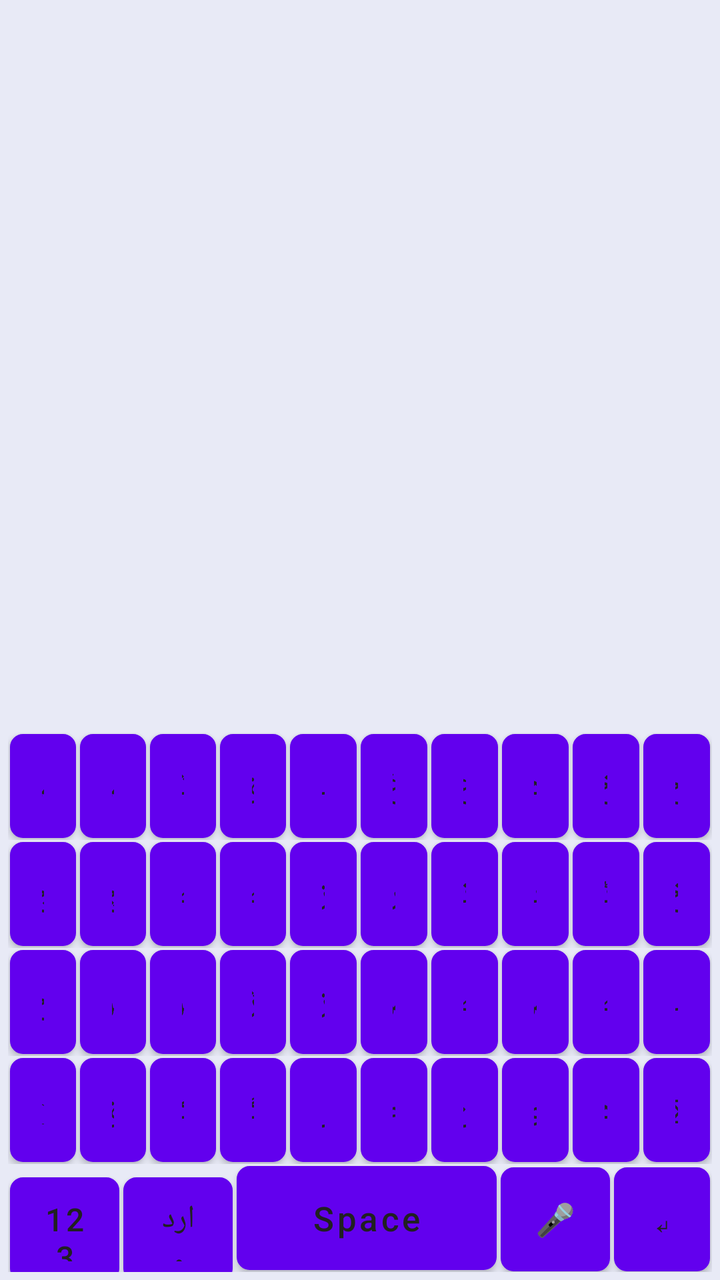
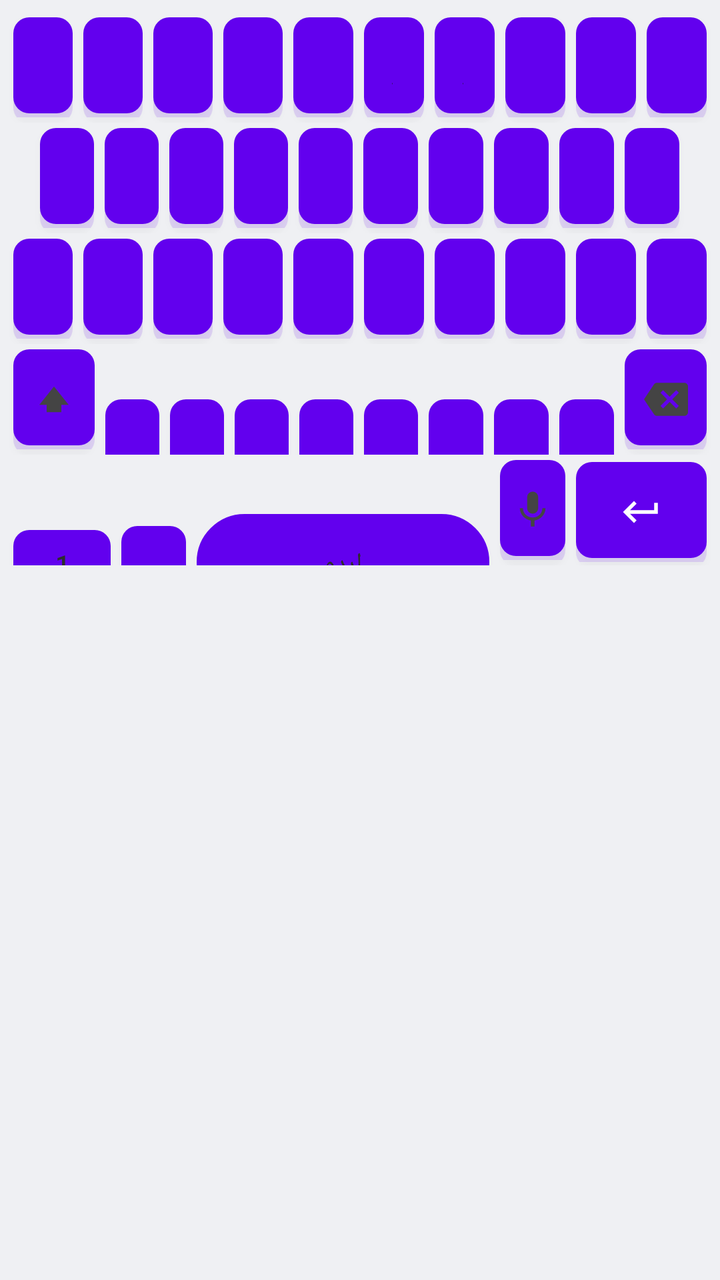

Before-and-after screenshots of an Android layout around one commit, followed by the original layout XML and the change that was made.
<!-- AndroidManifest.xml: fallback theme Theme.MaterialComponents.DayNight.NoActionBar -->
<!-- res/layout/keyboard_urdu.xml -->
<?xml version="1.0" encoding="utf-8"?>
<LinearLayout xmlns:android="http://schemas.android.com/apk/res/android"
    android:layout_width="match_parent"
    android:layout_height="wrap_content"
    android:minHeight="280dp"
    android:background="#E8EAF6"
    android:clipToPadding="false"
    android:fitsSystemWindows="true"
    android:gravity="bottom"
    android:orientation="vertical"
    android:padding="4dp">

    <LinearLayout
        android:layout_width="match_parent"
        android:layout_height="wrap_content"
        android:orientation="horizontal">

        <Button android:id="@+id/urdu_key_1" style="@style/KeyboardButton" android:text="ض" />
        <Button android:id="@+id/urdu_key_2" style="@style/KeyboardButton" android:text="ص" />
        <Button android:id="@+id/urdu_key_3" style="@style/KeyboardButton" android:text="ث" />
        <Button android:id="@+id/urdu_key_4" style="@style/KeyboardButton" android:text="ق" />
        <Button android:id="@+id/urdu_key_5" style="@style/KeyboardButton" android:text="ف" />
        <Button android:id="@+id/urdu_key_6" style="@style/KeyboardButton" android:text="غ" />
        <Button android:id="@+id/urdu_key_7" style="@style/KeyboardButton" android:text="ع" />
        <Button android:id="@+id/urdu_key_8" style="@style/KeyboardButton" android:text="ہ" />
        <Button android:id="@+id/urdu_key_9" style="@style/KeyboardButton" android:text="خ" />
        <Button android:id="@+id/urdu_key_10" style="@style/KeyboardButton" android:text="ح" />
    </LinearLayout>

    <LinearLayout
        android:layout_width="match_parent"
        android:layout_height="wrap_content"
        android:orientation="horizontal">

        <Button android:id="@+id/urdu_key_11" style="@style/KeyboardButton" android:text="ج" />
        <Button android:id="@+id/urdu_key_12" style="@style/KeyboardButton" android:text="چ" />
        <Button android:id="@+id/urdu_key_13" style="@style/KeyboardButton" android:text="ظ" />
        <Button android:id="@+id/urdu_key_14" style="@style/KeyboardButton" android:text="ط" />
        <Button android:id="@+id/urdu_key_15" style="@style/KeyboardButton" android:text="ز" />
        <Button android:id="@+id/urdu_key_16" style="@style/KeyboardButton" android:text="ر" />
        <Button android:id="@+id/urdu_key_17" style="@style/KeyboardButton" android:text="ذ" />
        <Button android:id="@+id/urdu_key_18" style="@style/KeyboardButton" android:text="د" />
        <Button android:id="@+id/urdu_key_19" style="@style/KeyboardButton" android:text="ڈ" />
        <Button android:id="@+id/urdu_key_20" style="@style/KeyboardButton" android:text="خ" />
    </LinearLayout>

    <LinearLayout
        android:layout_width="match_parent"
        android:layout_height="wrap_content"
        android:orientation="horizontal">

        <Button android:id="@+id/urdu_key_21" style="@style/KeyboardButton" android:text="ح" />
        <Button android:id="@+id/urdu_key_22" style="@style/KeyboardButton" android:text="ش" />
        <Button android:id="@+id/urdu_key_23" style="@style/KeyboardButton" android:text="س" />
        <Button android:id="@+id/urdu_key_24" style="@style/KeyboardButton" android:text="ژ" />
        <Button android:id="@+id/urdu_key_25" style="@style/KeyboardButton" android:text="ز" />
        <Button android:id="@+id/urdu_key_26" style="@style/KeyboardButton" android:text="ص" />
        <Button android:id="@+id/urdu_key_27" style="@style/KeyboardButton" android:text="ط" />
        <Button android:id="@+id/urdu_key_28" style="@style/KeyboardButton" android:text="ض" />
        <Button android:id="@+id/urdu_key_29" style="@style/KeyboardButton" android:text="ظ" />
        <Button android:id="@+id/urdu_key_30" style="@style/KeyboardButton" android:text="ف" />
    </LinearLayout>

    <LinearLayout
        android:layout_width="match_parent"
        android:layout_height="wrap_content"
        android:orientation="horizontal">

        <Button android:id="@+id/urdu_key_shift" style="@style/KeyboardButton" android:text="⇧" />
        <Button android:id="@+id/urdu_key_31" style="@style/KeyboardButton" android:text="ق" />
        <Button android:id="@+id/urdu_key_32" style="@style/KeyboardButton" android:text="ک" />
        <Button android:id="@+id/urdu_key_33" style="@style/KeyboardButton" android:text="گ" />
        <Button android:id="@+id/urdu_key_34" style="@style/KeyboardButton" android:text="ل" />
        <Button android:id="@+id/urdu_key_35" style="@style/KeyboardButton" android:text="م" />
        <Button android:id="@+id/urdu_key_36" style="@style/KeyboardButton" android:text="ن" />
        <Button android:id="@+id/urdu_key_37" style="@style/KeyboardButton" android:text="و" />
        <Button android:id="@+id/urdu_key_38" style="@style/KeyboardButton" android:text="ہ" />
        <Button android:id="@+id/urdu_backspace" style="@style/KeyboardButton" android:text="⌫" />
    </LinearLayout>

    <LinearLayout
        android:layout_width="match_parent"
        android:layout_height="wrap_content"
        android:orientation="horizontal">

        <Button android:id="@+id/urdu_key_symbols" style="@style/KeyboardButtonBottomSmall" android:text="123" />
        <Button android:id="@+id/urdu_key_language" style="@style/KeyboardButtonBottomSmall" android:text="اردو" />
        <Button android:id="@+id/urdu_key_space" style="@style/KeyboardButtonBottomSpace" android:text="Space" />
        <Button android:id="@+id/urdu_key_voice" style="@style/KeyboardButtonBottomSmall" android:text="🎤" />
        <Button android:id="@+id/urdu_key_enter" style="@style/KeyboardButtonBottomEnter" android:text="↵" />
    </LinearLayout>

</LinearLayout>
<!-- resources referenced by this layout -->
<resources>
  <style name="KeyboardButton">
          <item name="android:layout_width">0dp</item>
          <item name="android:layout_height">52dp</item>
          <item name="android:layout_weight">1</item>
          <item name="android:layout_margin">1dp</item>
          <item name="android:background">@drawable/key_background</item>
          <item name="android:textColor">#212121</item>
          <item name="android:textSize">17sp</item>
          <item name="android:textAllCaps">false</item>
          <item name="android:gravity">center</item>
          <item name="android:clickable">true</item>
          <item name="android:focusable">true</item>
      </style>
  <style name="KeyboardButtonBottomEnter" parent="KeyboardButton">
          <item name="android:layout_weight">0.7</item>
          <item name="android:textSize">16sp</item>
      </style>
  <style name="KeyboardButtonBottomSmall" parent="KeyboardButton">
          <item name="android:layout_weight">0.8</item>
          <item name="android:textSize">16sp</item>
      </style>
  <style name="KeyboardButtonBottomSpace" parent="KeyboardButton">
          <item name="android:layout_weight">1.9</item>
          <item name="android:textSize">17sp</item>
      </style>
  <!-- drawable key_background (drawable) -->
  <?xml version="1.0" encoding="utf-8"?>
  <selector xmlns:android="http://schemas.android.com/apk/res/android">
      
      <item android:state_pressed="true">
          <shape android:shape="rectangle">
              <solid android:color="#E0E0E0" />
              <corners android:radius="6dp" />
              <stroke
                  android:width="1dp"
                  android:color="#BDBDBD" />
              <padding
                  android:left="8dp"
                  android:top="8dp"
                  android:right="8dp"
                  android:bottom="8dp" />
          </shape>
      </item>
      
      
      <item>
          <shape android:shape="rectangle">
              <solid android:color="#FFFFFF" />
              <corners android:radius="6dp" />
              <stroke
                  android:width="1dp"
                  android:color="#E0E0E0" />
              <padding
                  android:left="8dp"
                  android:top="8dp"
                  android:right="8dp"
                  android:bottom="8dp" />
          </shape>
      </item>
  </selector>
</resources>

<!-- the commit's change to res/layout/keyboard_urdu.xml (unified diff, before → after) -->
@@ -2,36 +2,37 @@
 <LinearLayout xmlns:android="http://schemas.android.com/apk/res/android"
     android:layout_width="match_parent"
     android:layout_height="wrap_content"
-    android:minHeight="280dp"
-    android:background="#E8EAF6"
+    android:background="@color/kb_bg_light"
     android:clipToPadding="false"
-    android:fitsSystemWindows="true"
-    android:gravity="bottom"
+    android:layoutDirection="ltr"
     android:orientation="vertical"
-    android:padding="4dp">
+    android:paddingStart="4dp"
+    android:paddingEnd="4dp"
+    android:paddingTop="6dp">
 
+    
     <LinearLayout
         android:layout_width="match_parent"
         android:layout_height="wrap_content"
         android:orientation="horizontal">
-
-        <Button android:id="@+id/urdu_key_1" style="@style/KeyboardButton" android:text="ض" />
-        <Button android:id="@+id/urdu_key_2" style="@style/KeyboardButton" android:text="ص" />
-        <Button android:id="@+id/urdu_key_3" style="@style/KeyboardButton" android:text="ث" />
-        <Button android:id="@+id/urdu_key_4" style="@style/KeyboardButton" android:text="ق" />
-        <Button android:id="@+id/urdu_key_5" style="@style/KeyboardButton" android:text="ف" />
-        <Button android:id="@+id/urdu_key_6" style="@style/KeyboardButton" android:text="غ" />
-        <Button android:id="@+id/urdu_key_7" style="@style/KeyboardButton" android:text="ع" />
-        <Button android:id="@+id/urdu_key_8" style="@style/KeyboardButton" android:text="ہ" />
-        <Button android:id="@+id/urdu_key_9" style="@style/KeyboardButton" android:text="خ" />
+        <Button android:id="@+id/urdu_key_1"  style="@style/KeyboardButton" android:text="ض" />
+        <Button android:id="@+id/urdu_key_2"  style="@style/KeyboardButton" android:text="ص" />
+        <Button android:id="@+id/urdu_key_3"  style="@style/KeyboardButton" android:text="ث" />
+        <Button android:id="@+id/urdu_key_4"  style="@style/KeyboardButton" android:text="ق" />
+        <Button android:id="@+id/urdu_key_5"  style="@style/KeyboardButton" android:text="ف" />
+        <Button android:id="@+id/urdu_key_6"  style="@style/KeyboardButton" android:text="غ" />
+        <Button android:id="@+id/urdu_key_7"  style="@style/KeyboardButton" android:text="ع" />
+        <Button android:id="@+id/urdu_key_8"  style="@style/KeyboardButton" android:text="ہ" />
+        <Button android:id="@+id/urdu_key_9"  style="@style/KeyboardButton" android:text="خ" />
         <Button android:id="@+id/urdu_key_10" style="@style/KeyboardButton" android:text="ح" />
     </LinearLayout>
 
+    
     <LinearLayout
         android:layout_width="match_parent"
         android:layout_height="wrap_content"
         android:orientation="horizontal">
-
+        <View android:layout_width="0dp" android:layout_height="0dp" android:layout_weight="0.5" />
         <Button android:id="@+id/urdu_key_11" style="@style/KeyboardButton" android:text="ج" />
         <Button android:id="@+id/urdu_key_12" style="@style/KeyboardButton" android:text="چ" />
         <Button android:id="@+id/urdu_key_13" style="@style/KeyboardButton" android:text="ظ" />
@@ -41,53 +42,91 @@
         <Button android:id="@+id/urdu_key_17" style="@style/KeyboardButton" android:text="ذ" />
         <Button android:id="@+id/urdu_key_18" style="@style/KeyboardButton" android:text="د" />
         <Button android:id="@+id/urdu_key_19" style="@style/KeyboardButton" android:text="ڈ" />
-        <Button android:id="@+id/urdu_key_20" style="@style/KeyboardButton" android:text="خ" />
+        <Button android:id="@+id/urdu_key_20" style="@style/KeyboardButton" android:text="ب" />
+        <View android:layout_width="0dp" android:layout_height="0dp" android:layout_weight="0.5" />
     </LinearLayout>
 
+    
+    <LinearLayout
+        android:layout_width="match_parent"
+        android:layout_height="wrap_content"
+        android:orientation="horizontal">
+        <Button android:id="@+id/urdu_key_21" style="@style/KeyboardButton" android:text="پ" />
+        <Button android:id="@+id/urdu_key_22" style="@style/KeyboardButton" android:text="ت" />
+        <Button android:id="@+id/urdu_key_23" style="@style/KeyboardButton" android:text="ٹ" />
+        <Button android:id="@+id/urdu_key_24" style="@style/KeyboardButton" android:text="ش" />
+        <Button android:id="@+id/urdu_key_25" style="@style/KeyboardButton" android:text="س" />
+        <Button android:id="@+id/urdu_key_26" style="@style/KeyboardButton" android:text="ک" />
+        <Button android:id="@+id/urdu_key_27" style="@style/KeyboardButton" android:text="گ" />
+        <Button android:id="@+id/urdu_key_28" style="@style/KeyboardButton" android:text="ل" />
+        <Button android:id="@+id/urdu_key_29" style="@style/KeyboardButton" android:text="م" />
+        <Button android:id="@+id/urdu_key_30" style="@style/KeyboardButton" android:text="ن" />
+    </LinearLayout>
+
+    
     <LinearLayout
         android:layout_width="match_parent"
         android:layout_height="wrap_content"
         android:orientation="horizontal">
 
-        <Button android:id="@+id/urdu_key_21" style="@style/KeyboardButton" android:text="ح" />
-        <Button android:id="@+id/urdu_key_22" style="@style/KeyboardButton" android:text="ش" />
-        <Button android:id="@+id/urdu_key_23" style="@style/KeyboardButton" android:text="س" />
-        <Button android:id="@+id/urdu_key_24" style="@style/KeyboardButton" android:text="ژ" />
-        <Button android:id="@+id/urdu_key_25" style="@style/KeyboardButton" android:text="ز" />
-        <Button android:id="@+id/urdu_key_26" style="@style/KeyboardButton" android:text="ص" />
-        <Button android:id="@+id/urdu_key_27" style="@style/KeyboardButton" android:text="ط" />
-        <Button android:id="@+id/urdu_key_28" style="@style/KeyboardButton" android:text="ض" />
-        <Button android:id="@+id/urdu_key_29" style="@style/KeyboardButton" android:text="ظ" />
-        <Button android:id="@+id/urdu_key_30" style="@style/KeyboardButton" android:text="ف" />
+        <Button
+            android:id="@+id/urdu_key_shift"
+            style="@style/KeyboardButtonIcon"
+            android:text=""
+            android:drawableTop="@drawable/ic_shift"
+            android:drawablePadding="0dp" />
+
+        <Button android:id="@+id/urdu_key_31" style="@style/KeyboardButton" android:text="و" />
+        <Button android:id="@+id/urdu_key_32" style="@style/KeyboardButton" android:text="ے" />
+        <Button android:id="@+id/urdu_key_33" style="@style/KeyboardButton" android:text="ی" />
+        <Button android:id="@+id/urdu_key_34" style="@style/KeyboardButton" android:text="ئ" />
+        <Button android:id="@+id/urdu_key_35" style="@style/KeyboardButton" android:text="ؤ" />
+        <Button android:id="@+id/urdu_key_36" style="@style/KeyboardButton" android:text="ا" />
+        <Button android:id="@+id/urdu_key_37" style="@style/KeyboardButton" android:text="آ" />
+        <Button android:id="@+id/urdu_key_38" style="@style/KeyboardButton" android:text="ژ" />
+
+        <Button
+            android:id="@+id/urdu_backspace"
+            style="@style/KeyboardButtonIcon"
+            android:text=""
+            android:drawableTop="@drawable/ic_backspace"
+            android:drawablePadding="0dp" />
     </LinearLayout>
 
+    
     <LinearLayout
         android:layout_width="match_parent"
         android:layout_height="wrap_content"
         android:orientation="horizontal">
 
-        <Button android:id="@+id/urdu_key_shift" style="@style/KeyboardButton" android:text="⇧" />
-        <Button android:id="@+id/urdu_key_31" style="@style/KeyboardButton" android:text="ق" />
-        <Button android:id="@+id/urdu_key_32" style="@style/KeyboardButton" android:text="ک" />
-        <Button android:id="@+id/urdu_key_33" style="@style/KeyboardButton" android:text="گ" />
-        <Button android:id="@+id/urdu_key_34" style="@style/KeyboardButton" android:text="ل" />
-        <Button android:id="@+id/urdu_key_35" style="@style/KeyboardButton" android:text="م" />
-        <Button android:id="@+id/urdu_key_36" style="@style/KeyboardButton" android:text="ن" />
-        <Button android:id="@+id/urdu_key_37" style="@style/KeyboardButton" android:text="و" />
-        <Button android:id="@+id/urdu_key_38" style="@style/KeyboardButton" android:text="ہ" />
-        <Button android:id="@+id/urdu_backspace" style="@style/KeyboardButton" android:text="⌫" />
-    </LinearLayout>
+        <Button
+            android:id="@+id/urdu_key_symbols"
+            style="@style/KeyboardButtonBottomSmall"
+            android:text="123" />
 
-    <LinearLayout
-        android:layout_width="match_parent"
-        android:layout_height="wrap_content"
-        android:orientation="horizontal">
+        <Button
+            android:id="@+id/urdu_key_language"
+            style="@style/KeyboardButtonLanguage"
+            android:text="اردو" />
 
-        <Button android:id="@+id/urdu_key_symbols" style="@style/KeyboardButtonBottomSmall" android:text="123" />
-        <Button android:id="@+id/urdu_key_language" style="@style/KeyboardButtonBottomSmall" android:text="اردو" />
-        <Button android:id="@+id/urdu_key_space" style="@style/KeyboardButtonBottomSpace" android:text="Space" />
-        <Button android:id="@+id/urdu_key_voice" style="@style/KeyboardButtonBottomSmall" android:text="🎤" />
-        <Button android:id="@+id/urdu_key_enter" style="@style/KeyboardButtonBottomEnter" android:text="↵" />
+        <Button
+            android:id="@+id/urdu_key_space"
+            style="@style/KeyboardButtonSpace"
+            android:text="اردو" />
+
+        <Button
+            android:id="@+id/urdu_key_voice"
+            style="@style/KeyboardButtonMic"
+            android:text=""
+            android:drawableTop="@drawable/ic_mic"
+            android:drawablePadding="0dp" />
+
+        <Button
+            android:id="@+id/urdu_key_enter"
+            style="@style/KeyboardButtonEnter"
+            android:text=""
+            android:drawableTop="@drawable/ic_enter"
+            android:drawablePadding="0dp" />
     </LinearLayout>
 
 </LinearLayout>
<!-- resource entries referenced after the edit -->
@@ -1,64 +1,228 @@
 <!-- resources referenced by this layout -->
 <resources>
+  <color name="kb_bg_light">#EFF0F3</color>
+  <!-- drawable ic_backspace (drawable) -->
+  <?xml version="1.0" encoding="utf-8"?>
+  <vector xmlns:android="http://schemas.android.com/apk/res/android"
+      android:width="22dp"
+      android:height="22dp"
+      android:viewportWidth="24"
+      android:viewportHeight="24">
+      <path
+          android:fillColor="#333333"
+          android:pathData="M22,3H7c-0.69,0 -1.23,0.35 -1.57,0.88L0,12l5.43,8.11C5.77,20.64 6.31,21 7,21h15c1.1,0 2,-0.9 2,-2V5C24,3.9 23.1,3 22,3zM19,15.59L17.59,17 14,13.41 10.41,17 9,15.59 12.59,12 9,8.41 10.41,7 14,10.59 17.59,7 19,8.41 15.41,12 19,15.59z" />
+  </vector>
+  <!-- drawable ic_enter (drawable) -->
+  <?xml version="1.0" encoding="utf-8"?>
+  <vector xmlns:android="http://schemas.android.com/apk/res/android"
+      android:width="22dp"
+      android:height="22dp"
+      android:viewportWidth="24"
+      android:viewportHeight="24">
+      <path
+          android:fillColor="#FFFFFF"
+          android:pathData="M19,7v4H5.83l3.58,-3.59L8,6l-6,6 6,6 1.41,-1.41L5.83,13H21V7z" />
+  </vector>
+  <!-- drawable ic_mic (drawable) -->
+  <?xml version="1.0" encoding="utf-8"?>
+  <vector xmlns:android="http://schemas.android.com/apk/res/android"
+      android:width="22dp"
+      android:height="22dp"
+      android:viewportWidth="24"
+      android:viewportHeight="24">
+      <path
+          android:fillColor="#444444"
+          android:pathData="M12,14c1.66,0 2.99,-1.34 2.99,-3L15,5c0,-1.66 -1.34,-3 -3,-3S9,3.34 9,5v6c0,1.66 1.34,3 3,3zM17.3,11c0,3 -2.54,5.1 -5.3,5.1S6.7,14 6.7,11H5c0,3.41 2.72,6.23 6,6.72V21h2v-3.28c3.28,-0.48 6,-3.3 6,-6.72h-1.7z" />
+  </vector>
+  <!-- drawable ic_shift (drawable) -->
+  <?xml version="1.0" encoding="utf-8"?>
+  <vector xmlns:android="http://schemas.android.com/apk/res/android"
+      android:width="22dp"
+      android:height="22dp"
+      android:viewportWidth="24"
+      android:viewportHeight="24">
+      <path
+          android:fillColor="#444444"
+          android:pathData="M4,15h4v4h8v-4h4L12,5L4,15z" />
+  </vector>
   <style name="KeyboardButton">
           <item name="android:layout_width">0dp</item>
-          <item name="android:layout_height">52dp</item>
+          <item name="android:layout_height">50dp</item>
           <item name="android:layout_weight">1</item>
-          <item name="android:layout_margin">1dp</item>
+          <item name="android:layout_margin">2.5dp</item>
+          
           <item name="android:background">@drawable/key_background</item>
-          <item name="android:textColor">#212121</item>
-          <item name="android:textSize">17sp</item>
+          <item name="android:textColor">@color/kb_text_primary_light</item>
+          <item name="android:textSize">18sp</item>
           <item name="android:textAllCaps">false</item>
+          <item name="android:fontFamily">sans-serif</item>
           <item name="android:gravity">center</item>
           <item name="android:clickable">true</item>
           <item name="android:focusable">true</item>
-      </style>
-  <style name="KeyboardButtonBottomEnter" parent="KeyboardButton">
-          <item name="android:layout_weight">0.7</item>
-          <item name="android:textSize">16sp</item>
-      </style>
-  <style name="KeyboardButtonBottomSmall" parent="KeyboardButton">
-          <item name="android:layout_weight">0.8</item>
-          <item name="android:textSize">16sp</item>
-      </style>
-  <style name="KeyboardButtonBottomSpace" parent="KeyboardButton">
-          <item name="android:layout_weight">1.9</item>
-          <item name="android:textSize">17sp</item>
+          
+          <item name="android:stateListAnimator">@null</item>
+          
+          <item name="android:elevation">2dp</item>
+          <item name="android:includeFontPadding">false</item>
+      </style>
+  <style name="KeyboardButtonBottomSmall" parent="KeyboardButtonFunctional">
+          <item name="android:layout_weight">1.5</item>
+          <item name="android:textSize">13sp</item>
+      </style>
+  <style name="KeyboardButtonEnter" parent="KeyboardButton">
+          <item name="android:layout_weight">2</item>
+          <item name="android:background">@drawable/key_background_enter</item>
+          <item name="android:textColor">@color/kb_enter_text</item>
+          <item name="android:textSize">13sp</item>
+          <item name="android:paddingTop">8dp</item>
+          <item name="android:paddingBottom">8dp</item>
+          <item name="android:drawableTint">@color/kb_enter_text</item>
+      </style>
+  <style name="KeyboardButtonIcon" parent="KeyboardButtonFunctional">
+          <item name="android:layout_weight">1.5</item>
+          <item name="android:paddingTop">8dp</item>
+          <item name="android:paddingBottom">8dp</item>
+          <item name="android:drawableTint">@color/kb_icon_light</item>
+      </style>
+  <style name="KeyboardButtonLanguage" parent="KeyboardButtonFunctional">
+          <item name="android:layout_weight">1</item>
+          <item name="android:textSize">13sp</item>
+      </style>
+  <style name="KeyboardButtonMic" parent="KeyboardButtonFunctional">
+          <item name="android:layout_weight">1</item>
+          <item name="android:paddingTop">8dp</item>
+          <item name="android:paddingBottom">8dp</item>
+          <item name="android:drawableTint">@color/kb_icon_light</item>
+      </style>
+  <style name="KeyboardButtonSpace" parent="KeyboardButton">
+          <item name="android:layout_weight">4.5</item>
+          <item name="android:background">@drawable/key_background_space</item>
+          <item name="android:textSize">13sp</item>
+          <item name="android:textColor">@color/kb_text_functional_light</item>
+          <item name="android:fontFamily">sans-serif</item>
       </style>
   <!-- drawable key_background (drawable) -->
   <?xml version="1.0" encoding="utf-8"?>
-  <selector xmlns:android="http://schemas.android.com/apk/res/android">
+  <ripple xmlns:android="http://schemas.android.com/apk/res/android"
+      android:color="#33000000">
       
-      <item android:state_pressed="true">
-          <shape android:shape="rectangle">
-              <solid android:color="#E0E0E0" />
-              <corners android:radius="6dp" />
-              <stroke
-                  android:width="1dp"
-                  android:color="#BDBDBD" />
-              <padding
-                  android:left="8dp"
-                  android:top="8dp"
-                  android:right="8dp"
-                  android:bottom="8dp" />
+      <item android:id="@android:id/mask">
+          <shape android:shape="rectangle">
+              <corners android:radius="8dp" />
+              <solid android:color="#FFFFFF" />
           </shape>
       </item>
       
-      
-      <item>
-          <shape android:shape="rectangle">
+      <item>
+          <layer-list>
+              
+              <item android:top="1dp" android:bottom="-3dp">
+                  <shape android:shape="rectangle">
+                      <solid android:color="#22000000" />
+                      <corners android:radius="8dp" />
+                  </shape>
+              </item>
+              
+              <item android:bottom="2dp">
+                  <shape android:shape="rectangle">
+                      <solid android:color="#FFFFFF" />
+                      <corners android:radius="8dp" />
+                  </shape>
+              </item>
+          </layer-list>
+      </item>
+  </ripple>
+  <color name="kb_text_primary_light">#1F1F1F</color>
+  <style name="KeyboardButtonFunctional" parent="KeyboardButton">
+          <item name="android:background">@drawable/key_background_functional</item>
+          <item name="android:textColor">@color/kb_text_functional_light</item>
+          <item name="android:textSize">14sp</item>
+          <item name="android:fontFamily">sans-serif-medium</item>
+      </style>
+  <!-- drawable key_background_enter (drawable) -->
+  <?xml version="1.0" encoding="utf-8"?>
+  <ripple xmlns:android="http://schemas.android.com/apk/res/android"
+      android:color="#44FFFFFF">
+      <item android:id="@android:id/mask">
+          <shape android:shape="rectangle">
+              <corners android:radius="8dp" />
+              <solid android:color="#1A73E8" />
+          </shape>
+      </item>
+      <item>
+          <layer-list>
+              <item android:top="1dp" android:bottom="-3dp">
+                  <shape android:shape="rectangle">
+                      <solid android:color="#221558B6" />
+                      <corners android:radius="8dp" />
+                  </shape>
+              </item>
+              <item android:bottom="2dp">
+                  <shape android:shape="rectangle">
+                      <solid android:color="#1A73E8" />
+                      <corners android:radius="8dp" />
+                  </shape>
+              </item>
+          </layer-list>
+      </item>
+  </ripple>
+  <color name="kb_enter_text">#FFFFFF</color>
+  <color name="kb_icon_light">#444444</color>
+  <!-- drawable key_background_space (drawable) -->
+  <?xml version="1.0" encoding="utf-8"?>
+  <ripple xmlns:android="http://schemas.android.com/apk/res/android"
+      android:color="#33000000">
+      <item android:id="@android:id/mask">
+          <shape android:shape="rectangle">
+              <corners android:radius="24dp" />
               <solid android:color="#FFFFFF" />
-              <corners android:radius="6dp" />
-              <stroke
-                  android:width="1dp"
-                  android:color="#E0E0E0" />
-              <padding
-                  android:left="8dp"
-                  android:top="8dp"
-                  android:right="8dp"
-                  android:bottom="8dp" />
-          </shape>
-      </item>
-  </selector>
+          </shape>
+      </item>
+      <item>
+          <layer-list>
+              <item android:top="1dp" android:bottom="-3dp">
+                  <shape android:shape="rectangle">
+                      <solid android:color="#22000000" />
+                      <corners android:radius="24dp" />
+                  </shape>
+              </item>
+              <item android:bottom="2dp">
+                  <shape android:shape="rectangle">
+                      <solid android:color="#FFFFFF" />
+                      <corners android:radius="24dp" />
+                      <stroke android:width="1dp" android:color="#D0D5DD" />
+                  </shape>
+              </item>
+          </layer-list>
+      </item>
+  </ripple>
+  <color name="kb_text_functional_light">#2D2D2D</color>
+  <!-- drawable key_background_functional (drawable) -->
+  <?xml version="1.0" encoding="utf-8"?>
+  <ripple xmlns:android="http://schemas.android.com/apk/res/android"
+      android:color="#33000000">
+      <item android:id="@android:id/mask">
+          <shape android:shape="rectangle">
+              <corners android:radius="8dp" />
+              <solid android:color="#B0B8C4" />
+          </shape>
+      </item>
+      <item>
+          <layer-list>
+              <item android:top="1dp" android:bottom="-3dp">
+                  <shape android:shape="rectangle">
+                      <solid android:color="#22000000" />
+                      <corners android:radius="8dp" />
+                  </shape>
+              </item>
+              <item android:bottom="2dp">
+                  <shape android:shape="rectangle">
+                      <solid android:color="#B0B8C4" />
+                      <corners android:radius="8dp" />
+                  </shape>
+              </item>
+          </layer-list>
+      </item>
+  </ripple>
 </resources>
 
